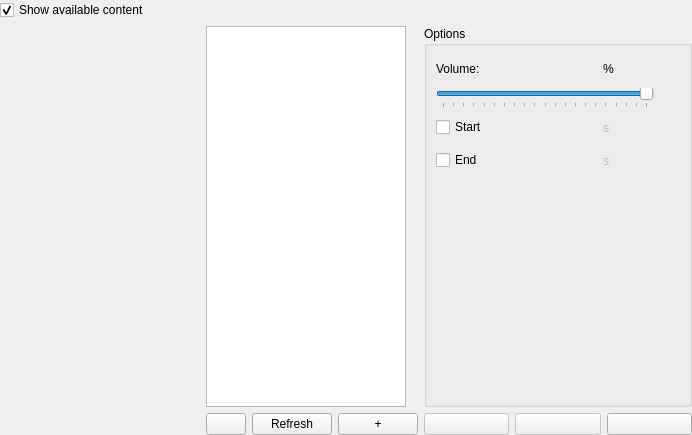
The window that Editor/CustomWidgets/panelsongs.ui (RPG-Paper-Maker/RPG-Paper-Maker) describes before a commit, drawn with Qt 5.
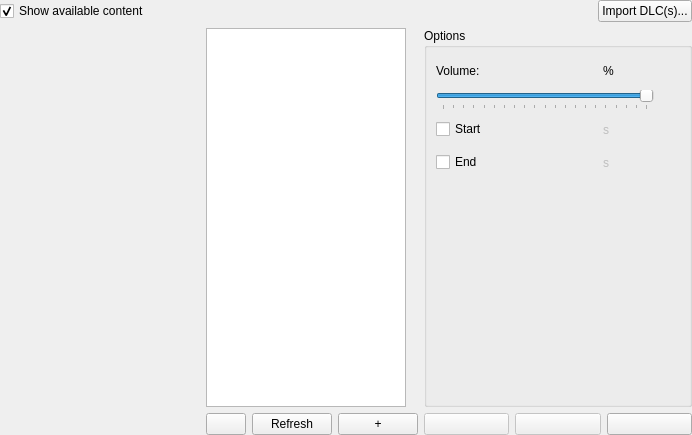
The same window after the commit. Icons and pictures are not drawn. Custom widgets are drawn as their Qt base class.

The edit to the form file:
```diff
--- a/Editor/CustomWidgets/panelsongs.ui
+++ b/Editor/CustomWidgets/panelsongs.ui
@@ -27,7 +27,9 @@
     <number>0</number>
    </property>
    <item row="0" column="0">
-    <layout class="QVBoxLayout" name="verticalLayout_3">
+    <layout class="QVBoxLayout" name="verticalLayout_3" stretch="0,1">
+     <item>
+      <layout class="QHBoxLayout" name="horizontalLayout_4">
      <item>
       <widget class="QCheckBox" name="checkBoxContent">
        <property name="text">
@@ -39,6 +41,28 @@
       </widget>
      </item>
      <item>
+        <spacer name="horizontalSpacer_2">
+         <property name="orientation">
+          <enum>Qt::Horizontal</enum>
+         </property>
+         <property name="sizeHint" stdset="0">
+          <size>
+           <width>348</width>
+           <height>20</height>
+          </size>
+         </property>
+        </spacer>
+       </item>
+       <item>
+        <widget class="QPushButton" name="pushButtonDLC">
+         <property name="text">
+          <string>Import DLC(s)...</string>
+         </property>
+        </widget>
+       </item>
+      </layout>
+     </item>
+     <item>
       <layout class="QHBoxLayout" name="horizontalLayout_3" stretch="0,0,1">
        <item>
         <widget class="PanelSuperList" name="widgetPanelIDs" native="true">
@@ -343,12 +367,6 @@
   </layout>
  </widget>
  <customwidgets>
-  <customwidget>
-   <class>PanelPrimitiveValue</class>
-   <extends>QWidget</extends>
-   <header>panelprimitivevalue.h</header>
-   <container>1</container>
-  </customwidget>
   <customwidget>
    <class>WidgetSuperTree</class>
    <extends>QTreeView</extends>
@@ -360,6 +378,12 @@
    <header>panelsuperlist.h</header>
    <container>1</container>
   </customwidget>
+  <customwidget>
+   <class>PanelPrimitiveValue</class>
+   <extends>QWidget</extends>
+   <header>panelprimitivevalue.h</header>
+   <container>1</container>
+  </customwidget>
  </customwidgets>
  <resources>
   <include location="../ressources.qrc"/>
```
Lines whose indentation alone changed are shown as unchanged.
